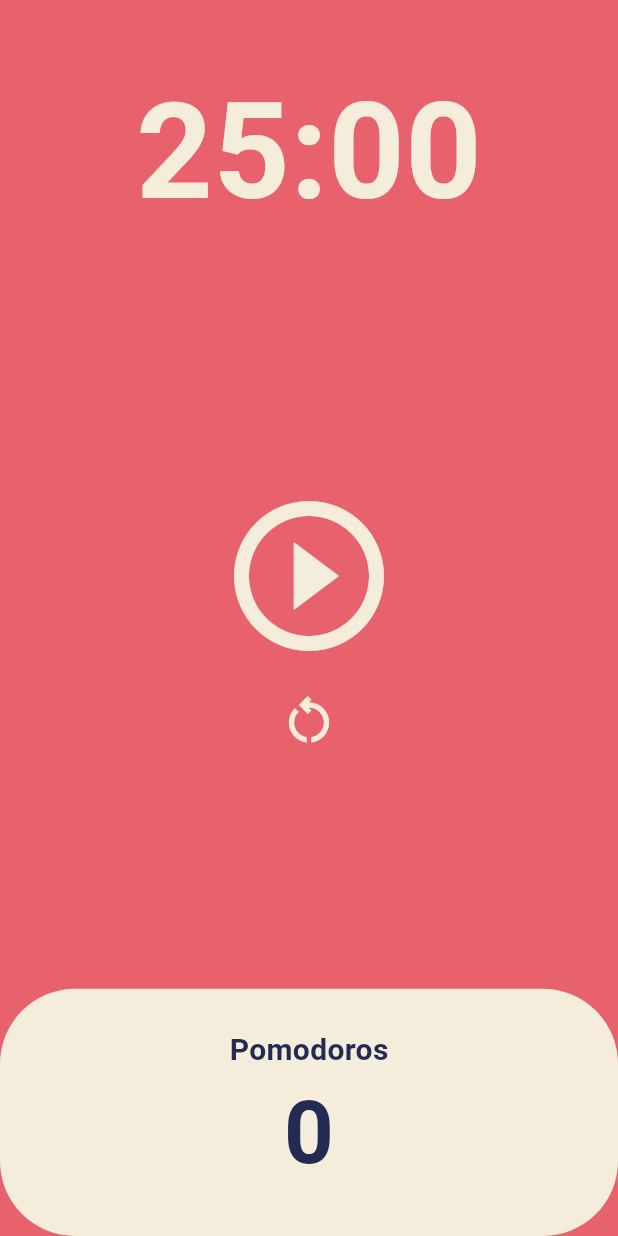
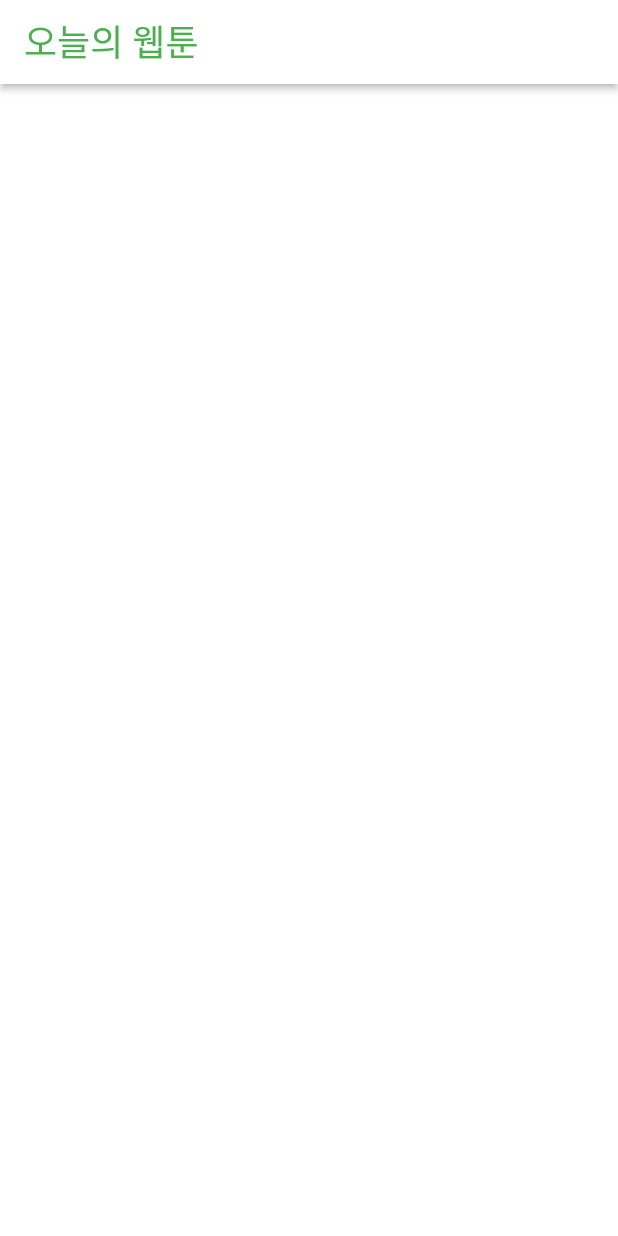
Before and after one commit to limyohwan/flutter-beginner, a Flutter app: the screen it shows after launch, on a phone screen of 412 x 824 dp. Run offline on Flutter 3.47's test engine with Material 3 defaults, Android fonts, the phone set to English and light mode, and no system bars.

Commit message:
feat: 웹툰 앱바 생성

```diff
--- a/lib/main.dart
+++ b/lib/main.dart
@@ -1,6 +1,18 @@
 import 'package:flutter/material.dart';
-import 'package:toonflix/study/pomodoro.dart';
+import 'package:toonflix/screens/home_screen.dart';
 
 void main() {
-  runApp(const Pomodoro());
+  runApp(const App());
 }
+
+class App extends StatelessWidget {
+  const App({super.key}); // widget은 ID같은 식별자 역할을 하는 key가 존재함
+  //Flutter가 위젯을 빠르게 찾기(식별하기)위해 존재함
+
+  @override
+  Widget build(BuildContext context) {
+    return const MaterialApp(
+      home: HomeScreen(),
+    );
+  }
+}
--- /dev/null
+++ b/lib/screens/home_screen.dart
@@ -0,0 +1,26 @@
+import 'package:flutter/material.dart';
+
+class HomeScreen extends StatelessWidget {
+  const HomeScreen({super.key});
+
+  @override
+  Widget build(BuildContext context) {
+    return Scaffold(
+      backgroundColor: Colors.white,
+      appBar: AppBar(
+        elevation: 2,
+        surfaceTintColor: Colors.white,
+        shadowColor: Colors.black,
+        backgroundColor: Colors.white,
+        foregroundColor: Colors.green,
+        title: const Text(
+          "오늘의 웹툰",
+          style: TextStyle(
+            fontSize: 24,
+            fontWeight: FontWeight.w500,
+          ),
+        ),
+      ),
+    );
+  }
+}
```
